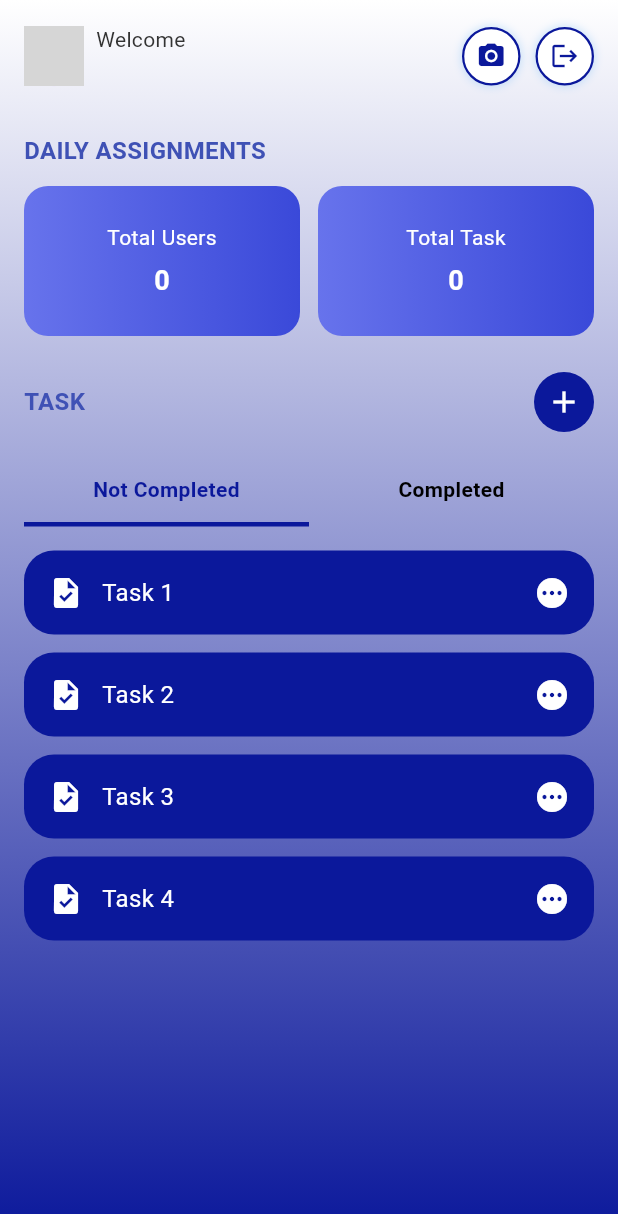
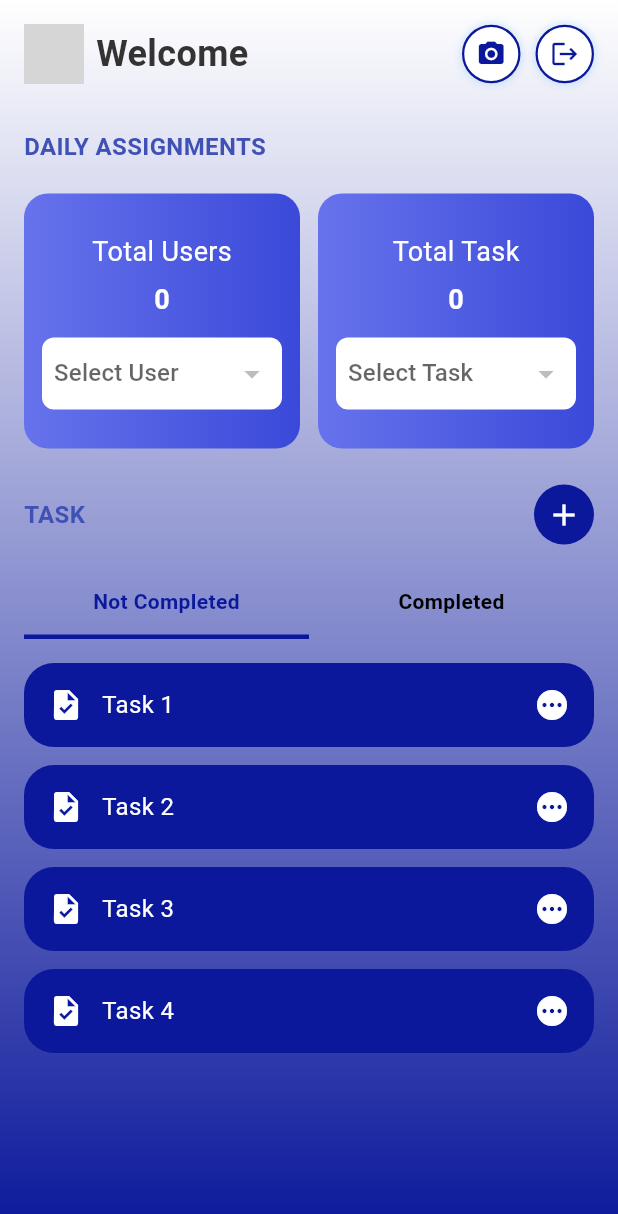
Before and after one commit to danielcyudoncy/task, a Flutter app: the AdminDashboardScreen screen opened by its route, on a phone screen of 412 x 824 dp. Shown: the top 1214 px of the screen. Run offline on Flutter 3.47's test engine with Material 3 defaults, Android fonts, the phone set to English and light mode, and no system bars; our stand-ins replace cloud_firestore, firebase_analytics, firebase_auth, firebase_core, firebase_messaging, firebase_storage and 7 more; accounts and stored records are empty; network calls fail; grey boxes are pictures that could not be loaded.

Commit message:
updated the admin screen

```diff
--- a/lib/views/admin_dashboard_screen.dart
+++ b/lib/views/admin_dashboard_screen.dart
@@ -47,11 +47,10 @@ class _AdminDashboardScreenState extends State<AdminDashboardScreen> {
               child: Column(
                 crossAxisAlignment: CrossAxisAlignment.start,
                 children: [
-                  // Top Row: Welcome, Name, Avatar, Icons
+                  // Top Row
                   Row(
                     mainAxisAlignment: MainAxisAlignment.spaceBetween,
                     children: [
-                      // Welcome, Avatar, Name
                       Row(
                         children: [
                           CircleAvatar(
@@ -60,28 +59,28 @@ class _AdminDashboardScreenState extends State<AdminDashboardScreen> {
                                 NetworkImage(authController.profilePic.value),
                           ),
                           const SizedBox(width: 8),
-                          Column(
+                          Row(
                             crossAxisAlignment: CrossAxisAlignment.start,
                             children: [
                               const Text('Welcome',
-                                  style: TextStyle(fontSize: 14)),
+                                  style: TextStyle(fontSize: 24,
+                                  fontWeight: FontWeight.bold,
+                                  )),
+                                  const SizedBox(width: 8),
                               Text(
                                 authController.fullName.value,
                                 style: const TextStyle(
-                                  fontWeight: FontWeight.bold,
-                                  fontSize: 16,
+
+                                  fontSize: 24,
                                 ),
                               ),
                             ],
                           ),
                         ],
                       ),
-                      // Camera & Logout
                       Row(
                         children: [
-                          _iconButton(Icons.camera_alt, () {
-                            // Implement camera logic
-                          }),
+                          _iconButton(Icons.camera_alt, () {}),
                           const SizedBox(width: 10),
                           _iconButton(Icons.logout, () {
                             authController.logout();
@@ -90,10 +89,8 @@ class _AdminDashboardScreenState extends State<AdminDashboardScreen> {
                       ),
                     ],
                   ),
-
                   const SizedBox(height: 30),
 
-                  // Daily Assignments Text
                   const Text(
                     'DAILY ASSIGNMENTS',
                     style: TextStyle(
@@ -101,27 +98,156 @@ class _AdminDashboardScreenState extends State<AdminDashboardScreen> {
                         fontWeight: FontWeight.bold,
                         color: Colors.indigo),
                   ),
-                  const SizedBox(height: 12),
+                  const SizedBox(height: 20),
 
-                  // Clickable Stats
+                  // Total Users & Tasks Cards with Dropdowns
                   Row(
                     children: [
-                      _statCard(
-                        label: 'Total Users',
-                        value: adminController.totalUsers.value.toString(),
-                        onTap: () => Get.toNamed('/users-list'),
+                      // Total Users
+                      Expanded(
+                        child: Container(
+                          padding: const EdgeInsets.symmetric(
+                              vertical: 26, horizontal: 12),
+                          decoration: BoxDecoration(
+                            borderRadius: BorderRadius.circular(16),
+                            gradient: const LinearGradient(
+                              colors: [Color(0xFF6773EC), Color(0xFF3A49D9)],
+                            ),
+                          ),
+                          child: Column(
+                            crossAxisAlignment: CrossAxisAlignment.start,
+                            children: [
+                              const Center(
+                                child: Text('Total Users',
+                                    style: TextStyle(
+                                      fontSize: 18,
+                                      color: Colors.white)),
+                              ),
+                              const SizedBox(height: 6),
+                              Center(
+                                child: Text(
+                                  adminController.totalUsers.value.toString(),
+                                  style: const TextStyle(
+                                      color: Colors.white,
+                                      fontSize: 18,
+                                      fontWeight: FontWeight.bold),
+                                ),
+                              ),
+                              const SizedBox(height: 12),
+                              Container(
+                                padding:
+                                    const EdgeInsets.symmetric(horizontal: 8),
+                                decoration: BoxDecoration(
+                                  color: Colors.white,
+                                  borderRadius: BorderRadius.circular(8),
+                                ),
+                                child: Obx(() {
+                                  return DropdownButton<String>(
+                                    isExpanded: true,
+                                    value: adminController
+                                            .selectedUserName.value.isEmpty
+                                        ? null
+                                        : adminController
+                                            .selectedUserName.value,
+                                    hint: const Text("Select User"),
+                                    underline: const SizedBox(),
+                                    icon: const Icon(Icons.arrow_drop_down),
+                                    items:
+                                        adminController.userNames.map((name) {
+                                      return DropdownMenuItem<String>(
+                                        value: name,
+                                        child: Text(name),
+                                      );
+                                    }).toList(),
+                                    onChanged: (value) {
+                                      if (value != null) {
+                                        adminController.selectedUserName.value =
+                                            value;
+                                      }
+                                    },
+                                  );
+                                }),
+                              ),
+                            ],
+                          ),
+                        ),
                       ),
+
                       const SizedBox(width: 12),
-                      _statCard(
-                        label: 'Total Task',
-                        value: adminController.totalTasks.value.toString(),
-                        onTap: () => Get.toNamed('/tasks-list'),
+
+                      // Total Tasks
+                      Expanded(
+                        child: Container(
+                          padding: const EdgeInsets.symmetric(
+                              vertical: 26, horizontal: 12),
+                          decoration: BoxDecoration(
+                            borderRadius: BorderRadius.circular(16),
+                            gradient: const LinearGradient(
+                              colors: [Color(0xFF6773EC), Color(0xFF3A49D9)],
+                            ),
+                          ),
+                          child: Column(
+                            crossAxisAlignment: CrossAxisAlignment.start,
+                            children: [
+                              const Center(
+                                child: Text('Total Task',
+                                    style: TextStyle(color: Colors.white, fontSize: 18)),
+                              ),
+                              const SizedBox(height: 6),
+                              Center(
+                                child: Text(
+                                  adminController.totalTasks.value.toString(),
+                                  style: const TextStyle(
+                                      color: Colors.white,
+                                      fontSize: 18,
+                                      fontWeight: FontWeight.bold),
+                                ),
+                              ),
+                              const SizedBox(height: 12),
+                              Container(
+                                padding:
+                                    const EdgeInsets.symmetric(horizontal: 8),
+                                decoration: BoxDecoration(
+                                  color: Colors.white,
+                                  borderRadius: BorderRadius.circular(8),
+                                ),
+                                child: Obx(() {
+                                  return DropdownButton<String>(
+                                    isExpanded: true,
+                                    value: adminController
+                                            .selectedTaskTitle.value.isEmpty
+                                        ? null
+                                        : adminController
+                                            .selectedTaskTitle.value,
+                                    hint: const Text("Select Task"),
+                                    underline: const SizedBox(),
+                                    icon: const Icon(Icons.arrow_drop_down),
+                                    items:
+                                        adminController.taskTitles.map((title) {
+                                      return DropdownMenuItem<String>(
+                                        value: title,
+                                        child: Text(title),
+                                      );
+                                    }).toList(),
+                                    onChanged: (value) {
+                                      if (value != null) {
+                                        adminController
+                                            .selectedTaskTitle.value = value;
+                                      }
+                                    },
+                                  );
+                                }),
+                              ),
+                            ],
+                          ),
+                        ),
                       ),
                     ],
                   ),
+
                   const SizedBox(height: 24),
 
-                  // TASK & Create Task Button
+                  // Task section title and Create button
                   Row(
                     mainAxisAlignment: MainAxisAlignment.spaceBetween,
                     children: [
@@ -150,7 +276,6 @@ class _AdminDashboardScreenState extends State<AdminDashboardScreen> {
 
                   const SizedBox(height: 16),
 
-                  // Tab Switcher
                   Obx(() {
                     return Row(
                       children: [
@@ -162,7 +287,6 @@ class _AdminDashboardScreenState extends State<AdminDashboardScreen> {
 
                   const SizedBox(height: 16),
 
-                  // Task List
                   Expanded(
                     child: Obx(() {
                       bool showCompleted = selectedTab.value == 1;
@@ -204,37 +328,6 @@ class _AdminDashboardScreenState extends State<AdminDashboardScreen> {
           ],
         ),
         child: Icon(icon, color: const Color(0xFF0B189B), size: 20),
-      ),
-    );
-  }
-
-  Widget _statCard(
-      {required String label,
-      required String value,
-      required VoidCallback onTap}) {
-    return Expanded(
-      child: GestureDetector(
-        onTap: onTap,
-        child: Container(
-          padding: const EdgeInsets.symmetric(vertical: 24),
-          decoration: BoxDecoration(
-            borderRadius: BorderRadius.circular(16),
-            gradient: const LinearGradient(
-              colors: [Color(0xFF6773EC), Color(0xFF3A49D9)],
-            ),
-          ),
-          child: Column(
-            children: [
-              Text(label, style: const TextStyle(color: Colors.white)),
-              const SizedBox(height: 6),
-              Text(value,
-                  style: const TextStyle(
-                      color: Colors.white,
-                      fontSize: 18,
-                      fontWeight: FontWeight.bold)),
-            ],
-          ),
-        ),
       ),
     );
   }
```
Also changed, not shown: lib/controllers/admin_controller.dart (+43 -2 lines), 4 other files.
